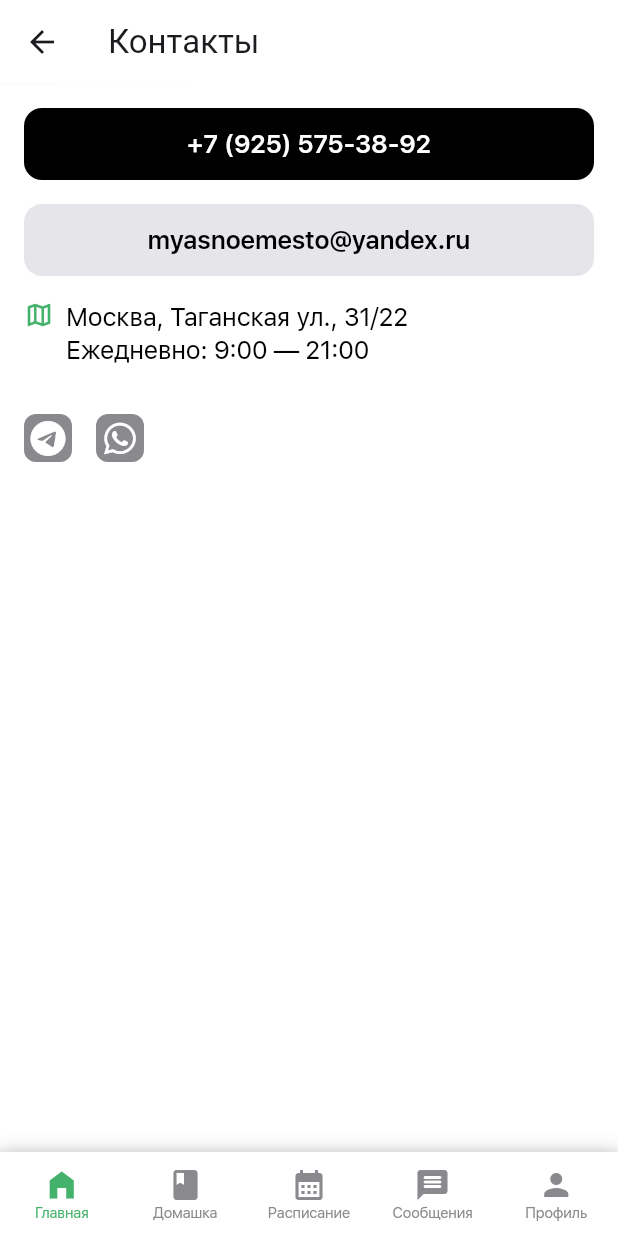
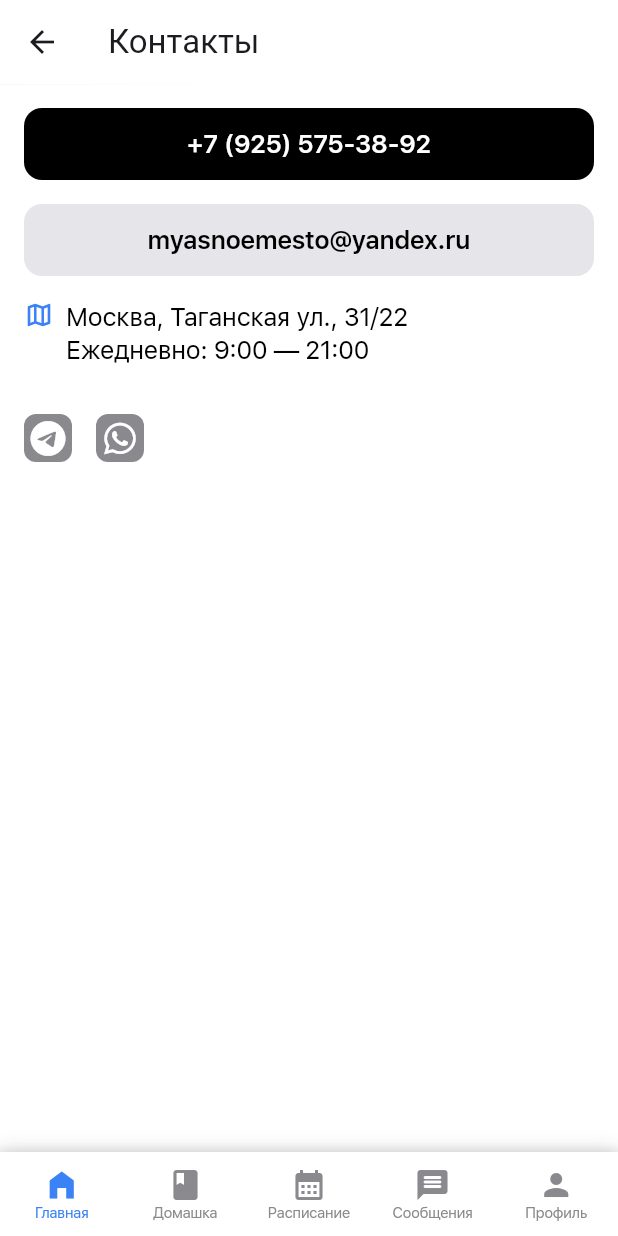
Before and after one commit to Cherkoz/flutter_app, a Flutter app: the ContactsScreen screen opened by its route, on a phone screen of 412 x 824 dp. Run offline on Flutter 3.47's test engine with Material 3 defaults, Android fonts, the phone set to English and light mode, and no system bars; drawn by our look-alikes of overlay_support; our stand-ins replace bloc, blurrycontainer, cached_network_image, dio, equatable, firebase_core and 7 more; missing offline and left inert: cubit_form, ru_phone_formatter, talker_dio_logger; accounts and stored records are empty; generated files the repository leaves out were written again; statements that could not run were skipped; project files that could hold a hidden picture were left out.

Commit message:
feat: новый акцентный цвет

```diff
--- a/app/lib/ui/theme/brand_colors.dart
+++ b/app/lib/ui/theme/brand_colors.dart
@@ -60,7 +60,7 @@ class BrandColors {
   static const divider = Color(0xFFC7C7CC);
 
   //Main
-  static const Color accent = Color(0xFF45B26B);
+  static const Color accent = Color(0xFF3B82F6);
   static const Color accentMedium = Color(0xFFBFE7B0);
   static const Color accentLight = Color(0xFFEAF5E6);
   static const Color error = Color(0xFFFF3B30); //
```
